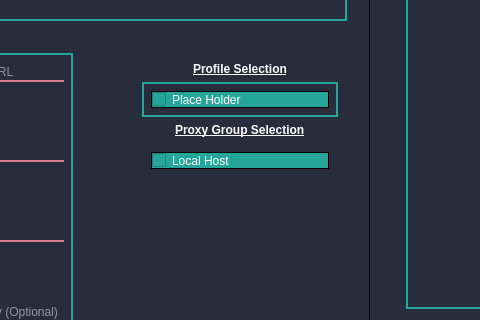
Old version of the form GUI/interface7.ui in the repository henry-minh/COMP4905-Honours-Henry; both pictures show x 195 to 675 and y 125 to 445 of the 1321 by 635 pixel window.
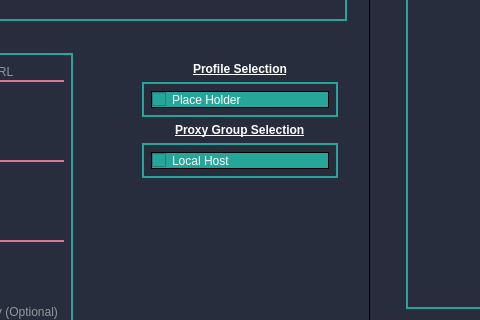
New version of the form. The open tabs and pages were chosen to show the change. Icons and pictures are not drawn.

Commit message: Updates on Proxy Page functionality

Patch:
```diff
--- a/GUI/interface7.ui
+++ b/GUI/interface7.ui
@@ -23,7 +23,7 @@
 	color: white;
 
 }
-#keyWordInput,#taskInfoContainer,#profileSelectionContainer,#shippingInfo,#billingInfo,#paymentInfo,#editProxyInput,#captchaPageSubContainer1,#captchaPageSubContainer2,#captchaPageSubContainer3{
+#keyWordInput,#taskInfoContainer,#profileSelectionContainer,#proxySelectionContainer,#shippingInfo,#billingInfo,#paymentInfo,#editProxyInput,#captchaPageSubContainer1,#captchaPageSubContainer2,#captchaPageSubContainer3{
 	border: 2px solid #26A69A;
 }
 
```
Left out of the diff: 6 changed lines with no effect on the pictures. The commit also changes 10 other files.
